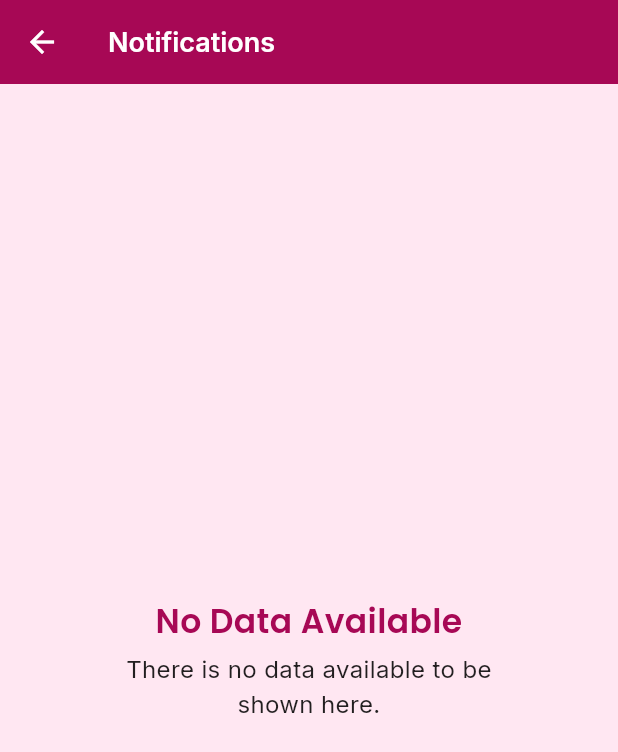
After one commit to GnoinInd/yogjodi-mobile, a Flutter app: the NotificationScreen screen opened directly, on a phone screen of 412 x 824 dp. The commit adds this screen. Shown: the top 752 px of the screen. Run offline on Flutter 3.47's test engine with Material 3 defaults, Android fonts, the phone set to English and light mode, and no system bars; our stand-ins replace audioplayers, cached_network_image, chewie, device_info_plus, device_preview, dio and 13 more; missing offline and left inert: flutter_pdfview, onesignal_flutter; accounts and stored records are empty; network calls fail.

Commit message:
Create No Data widget and Notification screen.

```diff
--- a/lib/common/constants/string_constants.dart
+++ b/lib/common/constants/string_constants.dart
@@ -223,6 +223,10 @@ class StringConstants {
   static const String howDoYouRate = "How do you rate your experience?";
   static const String iLoveIt = "I LOVE IT";
   static const String needsImprovement = "NEEDS IMPROVEMENT";
+  static const String noDataAvailable = "No Data Available";
+  static const String thereIsNoDataToBeShown =
+      "There is no data available to be shown here.";
+  static const String notifications = "Notifications";
 
   /// Validation
   static const String emailIsRequired = "Email is required.";
--- a/lib/views/screens/matches_screen.dart
+++ b/lib/views/screens/matches_screen.dart
@@ -4,6 +4,7 @@ import 'package:get/get.dart';
 import 'package:yog_jodi/common/constants/color_constants.dart';
 import 'package:yog_jodi/views/screens/filter_screen.dart';
 import 'package:yog_jodi/views/screens/match_profile_screen.dart';
+import 'package:yog_jodi/views/screens/notification_screen.dart';
 import 'package:yog_jodi/views/screens/profile/profile_screen.dart';
 import 'package:yog_jodi/views/screens/shortlisted_screen.dart';
 import 'package:yog_jodi/views/widgets/border_button.dart';
@@ -67,7 +68,9 @@ class _MatchesScreenState extends State<MatchesScreen> {
               )
             ],
           ),
-          onNotificationPressed: () {},
+          onNotificationPressed: () {
+            Get.to(() => const NotificationScreen());
+          },
           onShortlistedPressed: () {
             Get.to(() => const ShortlistedScreen());
           },
--- /dev/null
+++ b/lib/views/screens/notification_screen.dart
@@ -0,0 +1,73 @@
+import 'dart:math';
+
+import 'package:flutter/material.dart';
+
+import '../../common/constants/color_constants.dart';
+import '../../common/constants/string_constants.dart';
+import '../widgets/no_data.dart';
+
+class NotificationScreen extends StatefulWidget {
+  const NotificationScreen({super.key});
+
+  @override
+  State<NotificationScreen> createState() => _NotificationScreenState();
+}
+
+class _NotificationScreenState extends State<NotificationScreen> {
+  @override
+  Widget build(BuildContext context) {
+    return Scaffold(
+      appBar: AppBar(
+        backgroundColor: ColorConstants.jazzberryJam,
+        foregroundColor: ColorConstants.theWhite,
+        title: const Text(
+          StringConstants.notifications,
+          style: TextStyle(
+            fontFamily: "Inter",
+            fontSize: 18.0,
+            fontWeight: FontWeight.w600,
+          ),
+          textAlign: TextAlign.center,
+        ),
+      ),
+      body: Random().nextInt(10) % 2 == 0
+          ? const NoData()
+          : Container(
+              width: MediaQuery.of(context).size.width,
+              height: MediaQuery.of(context).size.height,
+              color: ColorConstants.paleRose,
+              child: ListView.builder(
+                itemCount: 20,
+                padding: const EdgeInsets.symmetric(
+                  horizontal: 10.0,
+                  vertical: 10.0,
+                ),
+                itemBuilder: (_, index) {
+                  return Card(
+                    elevation: 3.0,
+                    child: ListTile(
+                      title: Text(
+                        "Notification Title $index",
+                        style: TextStyle(
+                          fontFamily: "Inter",
+                          fontWeight: Random().nextInt(50) % 2 == 0
+                              ? FontWeight.bold
+                              : FontWeight.normal,
+                        ),
+                      ),
+                      subtitle: Text(
+                        "${index + 2}/01/2025",
+                        style: const TextStyle(
+                          fontFamily: "Inter",
+                          fontSize: 12.0,
+                        ),
+                      ),
+                      onTap: () {},
+                    ),
+                  );
+                },
+              ),
+            ),
+    );
+  }
+}
--- /dev/null
+++ b/lib/views/widgets/no_data.dart
@@ -0,0 +1,45 @@
+import 'package:flutter/material.dart';
+
+import '../../common/constants/color_constants.dart';
+import '../../common/constants/string_constants.dart';
+
+class NoData extends StatelessWidget {
+  const NoData({super.key});
+
+  @override
+  Widget build(BuildContext context) {
+    return Container(
+      width: double.infinity,
+      height: double.infinity,
+      color: ColorConstants.paleRose,
+      child: Column(
+        mainAxisAlignment: MainAxisAlignment.center,
+        children: [
+          Text(
+            StringConstants.noDataAvailable,
+            style: TextStyle(
+              fontFamily: "Poppins",
+              color: ColorConstants.jazzberryJam,
+              fontSize: 22.0,
+              fontWeight: FontWeight.w600,
+            ),
+            textAlign: TextAlign.center,
+          ),
+          const SizedBox(height: 5.0),
+          SizedBox(
+            width: 250.0,
+            child: Text(
+              StringConstants.thereIsNoDataToBeShown,
+              style: TextStyle(
+                fontFamily: "Inter",
+                color: ColorConstants.theBlack,
+                fontSize: 16.0,
+              ),
+              textAlign: TextAlign.center,
+            ),
+          ),
+        ],
+      ),
+    );
+  }
+}
```
